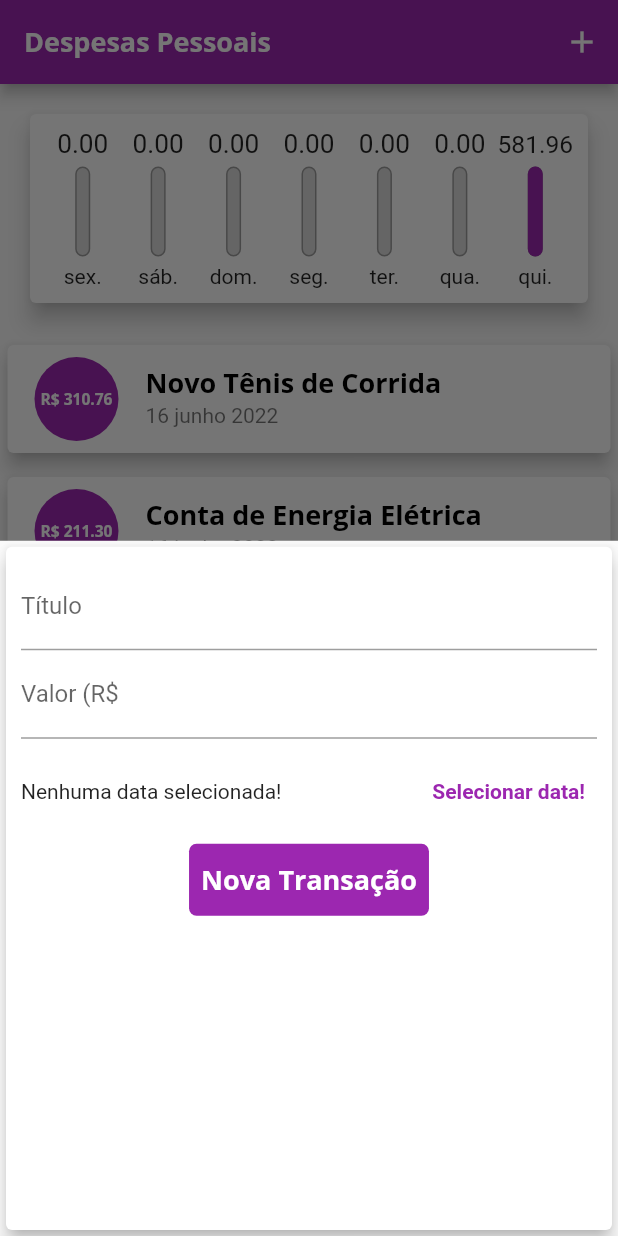
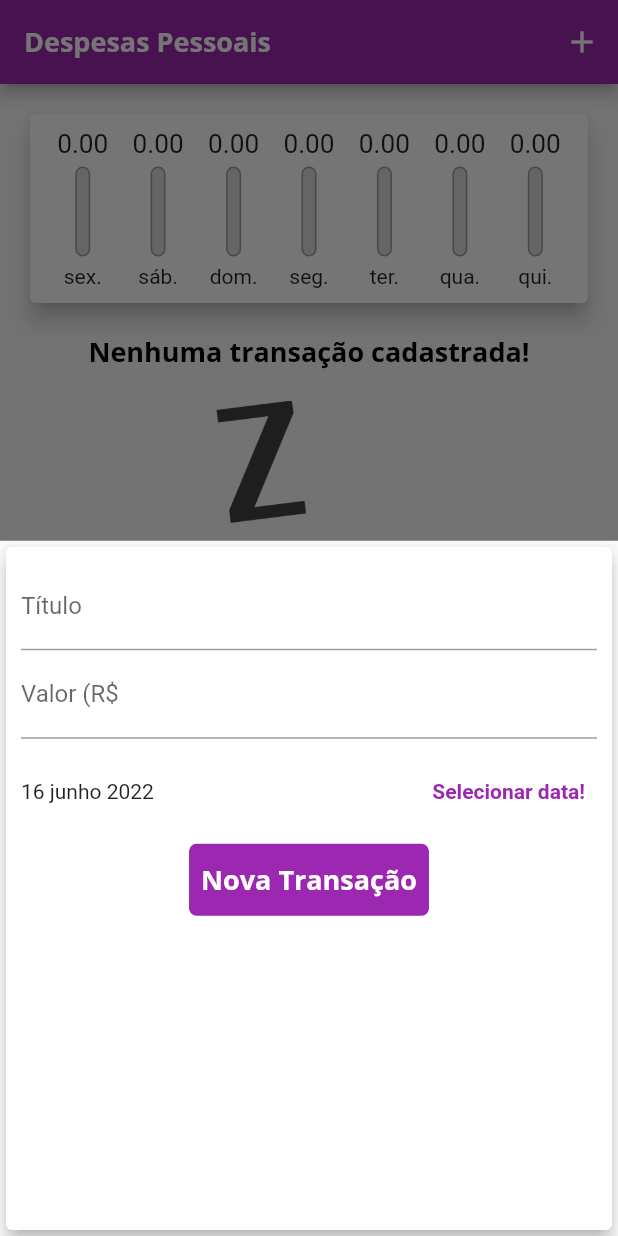
Before and after one commit to arthurrossibr/flutter-despesas, a Flutter app: the screen it shows after launch, after a tap on the "add" icon, on a phone screen of 412 x 824 dp. Run offline on Flutter 3.47's test engine with Material 2 defaults, Android fonts, the phone set to English and light mode, and no system bars.

Commit message:
Add data to transaction form

```diff
--- a/lib/components/transaction_form.dart
+++ b/lib/components/transaction_form.dart
@@ -5,7 +5,7 @@ import 'package:intl/intl.dart';
 class TransactionForm extends StatefulWidget {
   const TransactionForm(this.onSubmit, {Key? key}) : super(key: key);
 
-  final void Function(String, double) onSubmit;
+  final void Function(String, double, DateTime) onSubmit;
 
   @override
   State<TransactionForm> createState() => _TransactionFormState();
@@ -14,17 +14,17 @@ class TransactionForm extends StatefulWidget {
 class _TransactionFormState extends State<TransactionForm> {
   final _titleController = TextEditingController();
   final _valueController = TextEditingController();
-  DateTime? _selectedDate;
+  DateTime? _selectedDate = DateTime.now();
 
   _submitForm() {
     final title = _titleController.text;
     final value = double.tryParse(_valueController.text) ?? 0.0;
 
-    if (title.isEmpty || value <= 0) {
+    if (title.isEmpty || value <= 0 || _selectedDate == null) {
       return;
     }
 
-    widget.onSubmit(title, value);
+    widget.onSubmit(title, value, _selectedDate!);
   }
 
   _showDatePicker() {
@@ -33,15 +33,19 @@ class _TransactionFormState extends State<TransactionForm> {
       initialDate: DateTime.now(),
       firstDate: DateTime(2022),
       lastDate: DateTime.now(),
-    ).then((pickedDate) {
-      if (pickedDate == null) {
-        return;
-      }
+    ).then(
+      (pickedDate) {
+        if (pickedDate == null) {
+          return;
+        }
 
-      setState(() {
-        _selectedDate = pickedDate;
-      });
-    });
+        setState(
+          () {
+            _selectedDate = pickedDate;
+          },
+        );
+      },
+    );
   }
 
   @override
@@ -74,8 +78,10 @@ class _TransactionFormState extends State<TransactionForm> {
               child: Row(
                 children: [
                   Expanded(
-                    child: Text(
-                        _selectedDate == null ? 'Nenhuma data selecionada!' : DateFormat('dd MMMM yyyy', 'pt_BR').format(_selectedDate!)),
+                    child: Text(_selectedDate == null
+                        ? 'Nenhuma data selecionada!'
+                        : DateFormat('dd MMMM yyyy', 'pt_BR')
+                            .format(_selectedDate!)),
                   ),
                   TextButton(
                     style: TextButton.styleFrom(
--- a/lib/main.dart
+++ b/lib/main.dart
@@ -57,26 +57,7 @@ class MyHomePage extends StatefulWidget {
 }
 
 class _MyHomePageState extends State<MyHomePage> {
-  final List<Transaction> _transactions = [
-    Transaction(
-      id: 't1',
-      title: 'Novo Tênis de Corrida',
-      value: 310.76,
-      date: DateTime.now(),
-    ),
-    Transaction(
-      id: 't2',
-      title: 'Conta de Energia Elétrica',
-      value: 211.30,
-      date: DateTime.now(),
-    ),
-    Transaction(
-      id: 't3',
-      title: 'Adaptador Macbook',
-      value: 59.90,
-      date: DateTime.now(),
-    ),
-  ];
+  final List<Transaction> _transactions = [];
 
   List<Transaction> get _recentTransactions {
     return _transactions.where(
@@ -90,12 +71,12 @@ class _MyHomePageState extends State<MyHomePage> {
     ).toList();
   }
 
-  _addTransaction(String title, double value) {
+  _addTransaction(String title, double value, DateTime date) {
     final newTransaction = Transaction(
       id: Random().nextDouble().toString(),
       title: title,
       value: value,
-      date: DateTime.now(),
+      date: date,
     );
 
     setState(
```
